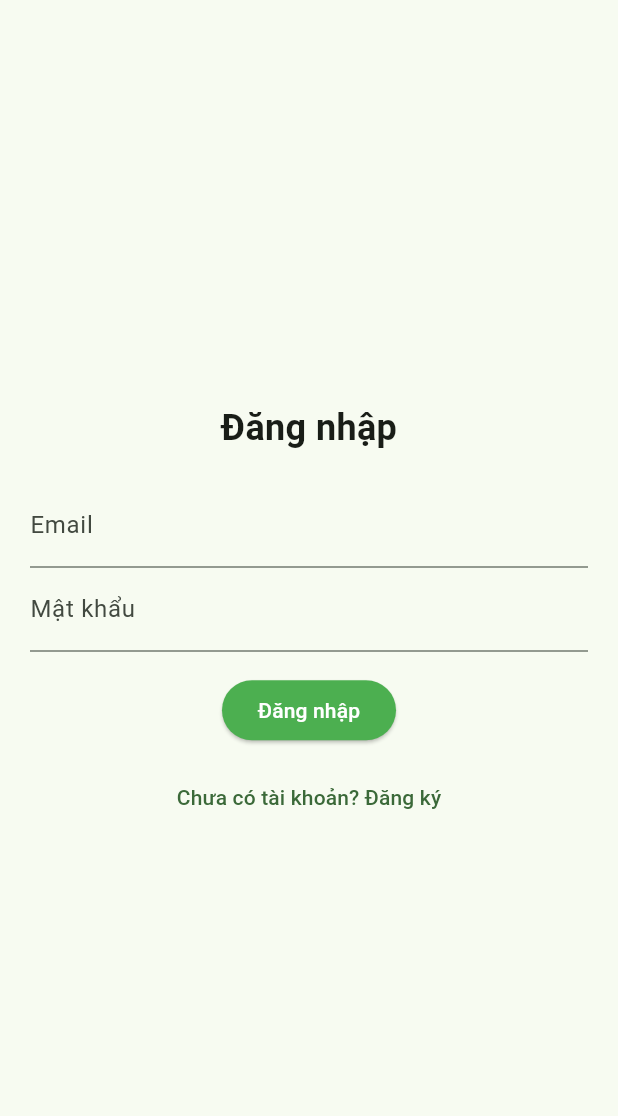
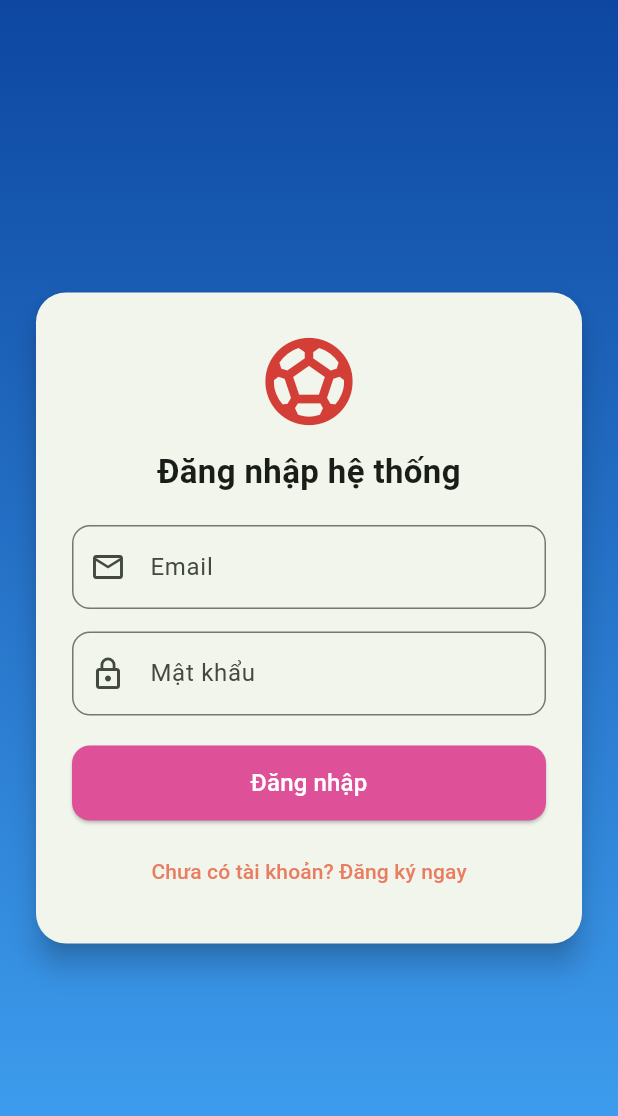
Before and after one commit to Ddangg04/2025_LTTBDD_N05_Nhom_14., a Flutter app: the screen it shows after launch, on a phone screen of 412 x 824 dp. Shown: the top 1116 px of the screen. Run offline on Flutter 3.47's test engine with Material 3 defaults, Android fonts, the light colour scheme and no system bars; our stand-ins replace cloud_firestore, firebase_auth, firebase_core, firebase_database; accounts and stored records are empty.

Commit message:
login update form

```diff
--- a/lib/screens/home_screen.dart
+++ b/lib/screens/home_screen.dart
@@ -5,6 +5,7 @@ import 'booking_screen.dart';
 import 'contact_screen.dart';
 import 'account_screen.dart';
 import 'MyBookings_Screen.dart';
+
 class HomeScreen extends StatefulWidget {
   const HomeScreen(
       {super.key,
@@ -25,7 +26,7 @@ class _HomeScreenState extends State<HomeScreen> {
     return Scaffold(
       backgroundColor: const Color(0xfff5f5f5),
       appBar: AppBar(
-        backgroundColor: Colors.green,
+        backgroundColor: const Color.fromARGB(255, 27, 87, 148),
         foregroundColor: Colors.white,
         title: const Text('Đặt sân bóng Phenikaa'),
         centerTitle: true,
@@ -59,7 +60,7 @@ class _HomeScreenState extends State<HomeScreen> {
             ),
             ListTile(
               leading: const Icon(Icons.calendar_today_outlined),
-               title: const Text('Lịch sử đặt sân'),
+              title: const Text('Lịch sử đặt sân'),
               onTap: () {
                 Navigator.pop(context);
                 Navigator.push(
--- a/lib/screens/login_screen.dart
+++ b/lib/screens/login_screen.dart
@@ -2,7 +2,6 @@ import 'package:flutter/material.dart';
 import 'package:firebase_auth/firebase_auth.dart';
 import 'register_screen.dart';
 import 'home_screen.dart';
-import 'booking_screen.dart';
 
 class LoginScreen extends StatefulWidget {
   const LoginScreen({super.key});
@@ -39,31 +38,69 @@ class _LoginScreenState extends State<LoginScreen> {
   @override
   Widget build(BuildContext context) {
     return Scaffold(
-      body: Center(
+      body: Container(
+        decoration: const BoxDecoration(
+          gradient: LinearGradient(
+            colors: [Color(0xFF0D47A1), Color(0xFF42A5F5)],
+            begin: Alignment.topCenter,
+            end: Alignment.bottomCenter,
+          ),
+        ),
+        child: Center(
+          child: SingleChildScrollView(
+            child: Card(
+              margin: const EdgeInsets.symmetric(horizontal: 24),
+              shape: RoundedRectangleBorder(
+                borderRadius: BorderRadius.circular(20),
+              ),
+              elevation: 8,
               child: Padding(
-          padding: const EdgeInsets.all(20),
+                padding: const EdgeInsets.all(24.0),
                 child: Column(
-            mainAxisAlignment: MainAxisAlignment.center,
+                  mainAxisSize: MainAxisSize.min,
                   children: [
-              const Text("Đăng nhập",
-                  style: TextStyle(fontSize: 24, fontWeight: FontWeight.bold)),
+                    const Icon(Icons.sports_soccer,
+                        color: Color.fromARGB(255, 211, 63, 55), size: 70),
+                    const SizedBox(height: 10),
+                    const Text(
+                      "Đăng nhập hệ thống",
+                      style:
+                          TextStyle(fontSize: 22, fontWeight: FontWeight.bold),
+                    ),
                     const SizedBox(height: 20),
                     TextField(
                       controller: emailController,
-                decoration: const InputDecoration(labelText: "Email"),
+                      decoration: InputDecoration(
+                        prefixIcon: const Icon(Icons.email_outlined),
+                        labelText: "Email",
+                        border: OutlineInputBorder(
+                            borderRadius: BorderRadius.circular(12)),
                       ),
+                    ),
+                    const SizedBox(height: 15),
                     TextField(
                       controller: passwordController,
                       obscureText: true,
-                decoration: const InputDecoration(labelText: "Mật khẩu"),
+                      decoration: InputDecoration(
+                        prefixIcon: const Icon(Icons.lock_outline),
+                        labelText: "Mật khẩu",
+                        border: OutlineInputBorder(
+                            borderRadius: BorderRadius.circular(12)),
                       ),
-              const SizedBox(height: 15),
+                    ),
+                    const SizedBox(height: 20),
                     ElevatedButton(
                       onPressed: login,
                       style: ElevatedButton.styleFrom(
-                    backgroundColor: Colors.green,
-                    foregroundColor: Colors.white),
-                child: const Text("Đăng nhập"),
+                        backgroundColor:
+                            const Color.fromARGB(255, 222, 80, 151),
+                        minimumSize: const Size(double.infinity, 50),
+                        shape: RoundedRectangleBorder(
+                          borderRadius: BorderRadius.circular(12),
+                        ),
+                      ),
+                      child: const Text("Đăng nhập",
+                          style: TextStyle(color: Colors.white, fontSize: 16)),
                     ),
                     const SizedBox(height: 10),
                     TextButton(
@@ -73,11 +110,22 @@ class _LoginScreenState extends State<LoginScreen> {
                             MaterialPageRoute(
                                 builder: (_) => const RegisterScreen()));
                       },
-                child: const Text("Chưa có tài khoản? Đăng ký"),
+                      child: const Text(
+                        "Chưa có tài khoản? Đăng ký ngay",
+                        style:
+                            TextStyle(color: Color.fromARGB(255, 234, 124, 96)),
+                      ),
                     ),
                     if (error.isNotEmpty)
-                Text(error, style: const TextStyle(color: Colors.red)),
+                      Padding(
+                        padding: const EdgeInsets.only(top: 10),
+                        child: Text(error,
+                            style: const TextStyle(color: Colors.red)),
+                      ),
                   ],
+                ),
+              ),
+            ),
           ),
         ),
       ),
```
Also changed, not shown: lib/screens/register_screen.dart (+97 -29 lines). Lines whose indentation alone changed are shown as unchanged.
